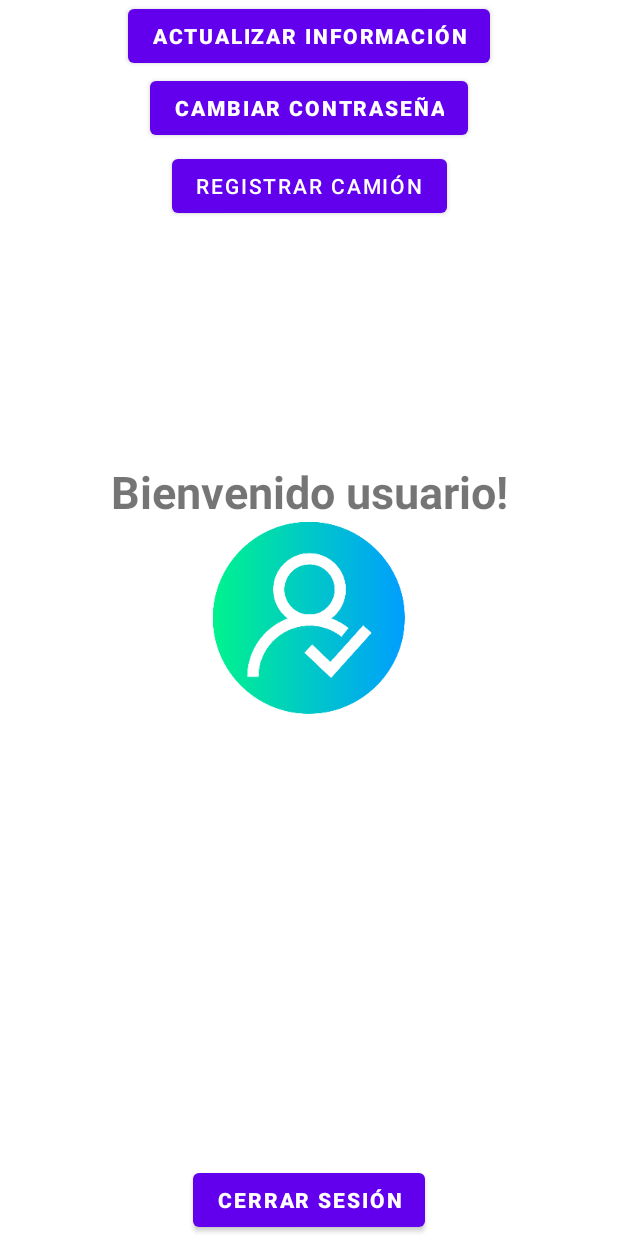
After one commit to jefry1722/CargaApp, an Android app: the layout activity_login_prop_camion.xml on its own in the app's theme, with its tools: preview values and no code run, on a phone screen of 412 x 824 dp. The commit adds this screen. Run offline under Robolectric (Android 15) with nearby library versions, the phone set to English and light mode, and no system bars.

Commit message:
Botones de solicitar transporte y registrar camión

```diff
--- a/app/src/main/java/co/edu/unipiloto/cargaapp/ActualizarDatos.java
+++ b/app/src/main/java/co/edu/unipiloto/cargaapp/ActualizarDatos.java
@@ -3,7 +3,6 @@ package co.edu.unipiloto.cargaapp;
 import androidx.appcompat.app.AppCompatActivity;
 
 import android.content.Intent;
-import android.database.Cursor;
 import android.database.sqlite.SQLiteDatabase;
 import android.os.Bundle;
 import android.view.View;
@@ -55,9 +54,9 @@ public class ActualizarDatos extends AppCompatActivity {
         baseDatos.close();
         admin.close();
 
-        Intent intentSender=new Intent(this,Login.class);
+        Intent intentSender=new Intent(this, LoginPropCarga.class);
         String dataStr=nombre+" "+tablaText.split(" ")[1]+" "+tablaText.split(" ")[2];
-        intentSender.putExtra(Login.NOMBRE_USE,dataStr);
+        intentSender.putExtra(LoginPropCarga.NOMBRE_USE,dataStr);
         startActivity(intentSender);
     }
 }
--- a/app/src/main/java/co/edu/unipiloto/cargaapp/CambiarPassword.java
+++ b/app/src/main/java/co/edu/unipiloto/cargaapp/CambiarPassword.java
@@ -36,8 +36,8 @@ public class CambiarPassword extends AppCompatActivity {
             baseDatos.close();
             admin.close();
 
-            Intent intentSender=new Intent(this,Login.class);
-            intentSender.putExtra(Login.NOMBRE_USE,tablaText);
+            Intent intentSender=new Intent(this, LoginPropCarga.class);
+            intentSender.putExtra(LoginPropCarga.NOMBRE_USE,tablaText);
             startActivity(intentSender);
         }else {
             Toast.makeText(this, "Las contraseñas no coinciden", Toast.LENGTH_SHORT).show();
--- /dev/null
+++ b/app/src/main/res/layout/activity_login_prop_camion.xml
@@ -0,0 +1,81 @@
+<?xml version="1.0" encoding="utf-8"?>
+<androidx.constraintlayout.widget.ConstraintLayout xmlns:android="http://schemas.android.com/apk/res/android"
+    xmlns:app="http://schemas.android.com/apk/res-auto"
+    xmlns:tools="http://schemas.android.com/tools"
+    android:layout_width="match_parent"
+    android:layout_height="match_parent"
+    tools:context=".LoginPropCarga">
+
+    <TextView
+        android:id="@+id/nombrePropCamion"
+        android:layout_width="wrap_content"
+        android:layout_height="wrap_content"
+        app:layout_constraintBottom_toBottomOf="parent"
+        app:layout_constraintEnd_toEndOf="parent"
+        app:layout_constraintStart_toStartOf="parent"
+        app:layout_constraintTop_toTopOf="parent" />
+
+    <ImageView
+        android:id="@+id/imageView2"
+        android:layout_width="wrap_content"
+        android:layout_height="wrap_content"
+        app:layout_constraintBottom_toBottomOf="parent"
+        app:layout_constraintEnd_toEndOf="parent"
+        app:layout_constraintStart_toStartOf="parent"
+        app:layout_constraintTop_toTopOf="parent"
+        app:srcCompat="@mipmap/login" />
+
+    <TextView
+        android:id="@+id/propCamion_login"
+        android:layout_width="wrap_content"
+        android:layout_height="wrap_content"
+        android:text="Bienvenido usuario!"
+        android:textSize="30dp"
+        android:textStyle="bold"
+        app:layout_constraintBottom_toTopOf="@+id/imageView2"
+        app:layout_constraintEnd_toEndOf="parent"
+        app:layout_constraintStart_toStartOf="parent" />
+
+    <Button
+        android:id="@+id/buttonActualizarPropCamion"
+        android:layout_width="wrap_content"
+        android:layout_height="wrap_content"
+        android:text="Actualizar información"
+        android:textStyle="bold"
+        android:onClick="onActualizarDatos"
+        app:layout_constraintEnd_toEndOf="parent"
+        app:layout_constraintStart_toStartOf="parent"
+        app:layout_constraintTop_toTopOf="parent" />
+
+    <Button
+        android:id="@+id/buttonCerrarSesionPropCamion"
+        android:layout_width="wrap_content"
+        android:layout_height="wrap_content"
+        android:text="Cerrar sesión"
+        android:onClick="onCerrarSesion"
+        android:textStyle="bold"
+        app:layout_constraintBottom_toBottomOf="parent"
+        app:layout_constraintEnd_toEndOf="parent"
+        app:layout_constraintStart_toStartOf="parent" />
+
+    <Button
+        android:id="@+id/buttonCambiarPasswordPropCamion"
+        android:layout_width="wrap_content"
+        android:layout_height="wrap_content"
+        android:onClick="onCambiarContra"
+        android:text="Cambiar contraseña"
+        android:textStyle="bold"
+        app:layout_constraintEnd_toEndOf="parent"
+        app:layout_constraintStart_toStartOf="parent"
+        app:layout_constraintTop_toBottomOf="@+id/buttonActualizarPropCamion" />
+
+    <Button
+        android:id="@+id/button3"
+        android:layout_width="wrap_content"
+        android:layout_height="wrap_content"
+        android:layout_marginTop="4dp"
+        android:text="Registrar camión"
+        app:layout_constraintEnd_toEndOf="parent"
+        app:layout_constraintStart_toStartOf="parent"
+        app:layout_constraintTop_toBottomOf="@+id/buttonCambiarPasswordPropCamion" />
+</androidx.constraintlayout.widget.ConstraintLayout>
```
Also changed, not shown: app/src/main/AndroidManifest.xml (+8 -2 lines), app/src/main/java/co/edu/unipiloto/cargaapp/LoginConductor.java (added, +25 -0 lines), app/src/main/java/co/edu/unipiloto/cargaapp/LoginPropCamion.java (added, +25 -0 lines), app/src/main/java/co/edu/unipiloto/cargaapp/LoginPropCarga.java (renamed from app/src/main/java/co/edu/unipiloto/cargaapp/Login.java, +3 -4 lines), app/src/main/java/co/edu/unipiloto/cargaapp/MainActivity.java (+16 -4 lines), app/src/main/res/layout/activity_login_conductor.xml (renamed from app/src/main/res/layout/activity_login.xml, +7 -7 lines), app/src/main/res/layout/activity_login_prop_carga.xml (added, +80 -0 lines).
